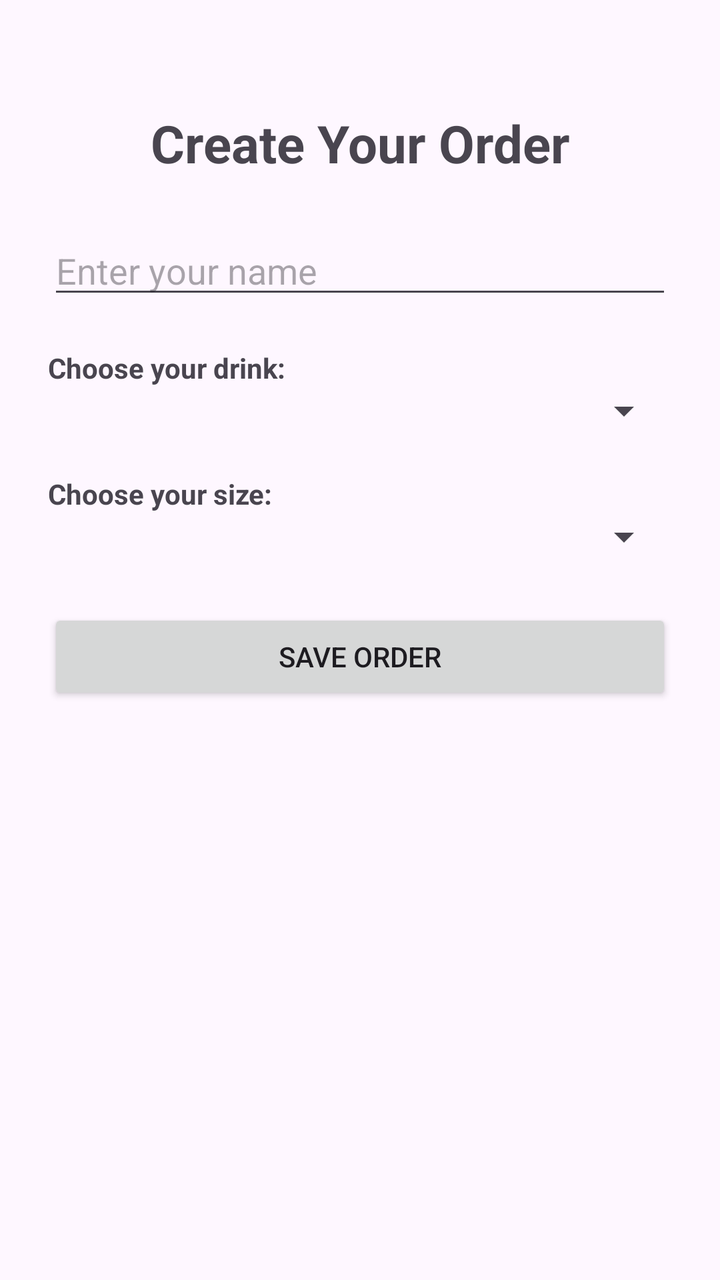
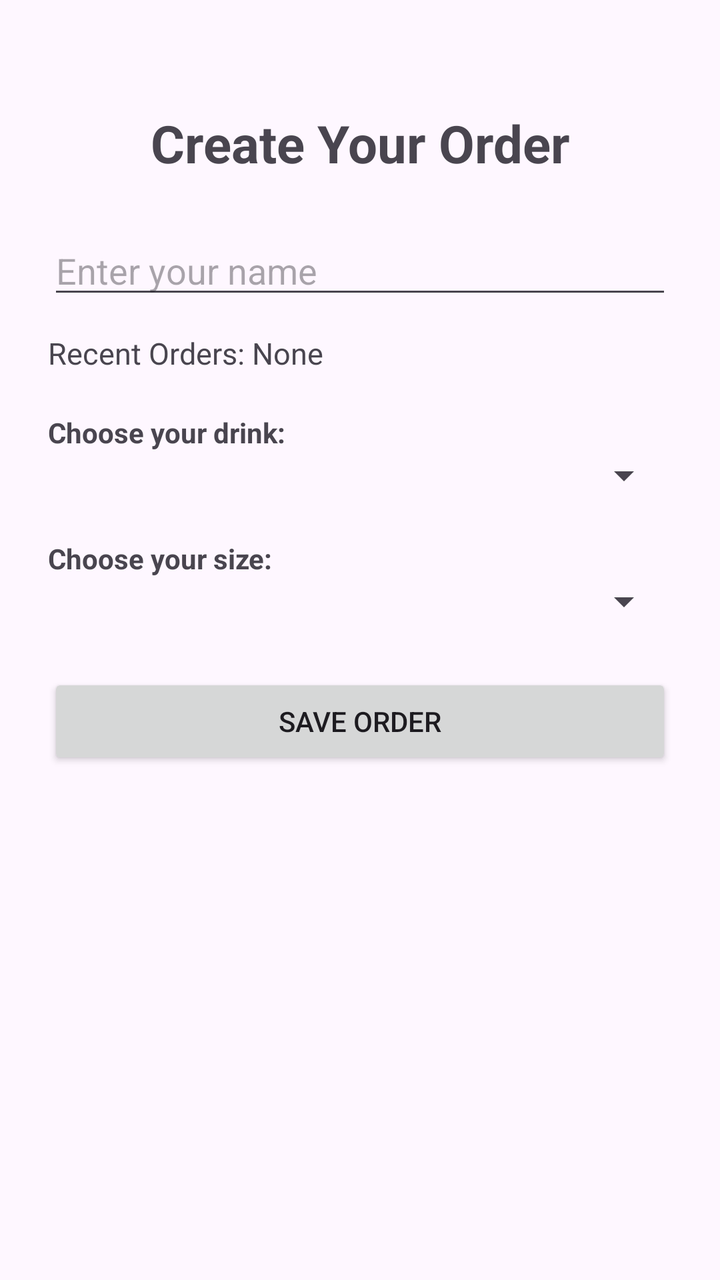

Screens rendered from an Android XML layout before and after an edit, with the pre-edit source and the edit as a unified diff.
<!-- AndroidManifest.xml: application theme Theme.AndroidApp2 -->
<!-- res/layout/activity_order.xml -->
<?xml version="1.0" encoding="utf-8"?>
<LinearLayout xmlns:android="http://schemas.android.com/apk/res/android"
    android:layout_width="match_parent"
    android:layout_height="match_parent"
    android:orientation="vertical"
    android:padding="24dp">

    
    <TextView
        android:layout_width="match_parent"
        android:layout_height="wrap_content"
        android:text="Create Your Order"
        android:textSize="26sp"
        android:textStyle="bold"
        android:gravity="center"
        android:layout_marginTop="30dp"
        android:layout_marginBottom="24dp" />

    
    <EditText
        android:id="@+id/nameInput"
        android:layout_width="match_parent"
        android:layout_height="wrap_content"
        android:hint="Enter your name"
        android:inputType="textPersonName"
        android:autofillHints="name"
        android:layout_marginBottom="20dp" />

    
    <TextView
        android:layout_width="wrap_content"
        android:layout_height="wrap_content"
        android:text="Choose your drink:"
        android:textStyle="bold" />

    
    <Spinner
        android:id="@+id/drinkSpinner"
        android:layout_width="match_parent"
        android:layout_height="wrap_content"
        android:layout_marginBottom="20dp" />

    
    <TextView
        android:layout_width="wrap_content"
        android:layout_height="wrap_content"
        android:text="Choose your size:"
        android:textStyle="bold" />

    
    <Spinner
        android:id="@+id/sizeSpinner"
        android:layout_width="match_parent"
        android:layout_height="wrap_content"
        android:layout_marginBottom="24dp" />

    
    <Button
        android:id="@+id/saveOrderButton"
        android:layout_width="match_parent"
        android:layout_height="wrap_content"
        android:text="Save Order" />

</LinearLayout>
<!-- resources referenced by this layout -->
<resources>
  <style name="Theme.AndroidApp2" parent="Base.Theme.AndroidApp2" />
  <style name="Base.Theme.AndroidApp2" parent="Theme.Material3.DayNight.NoActionBar">
          
          
      </style>
</resources>

<!-- the commit's change to res/layout/activity_order.xml (unified diff, before → after) -->
@@ -24,6 +24,15 @@
         android:hint="Enter your name"
         android:inputType="textPersonName"
         android:autofillHints="name"
+        android:layout_marginBottom="12dp" />
+
+    
+    <TextView
+        android:id="@+id/recentOrdersTextView"
+        android:layout_width="match_parent"
+        android:layout_height="wrap_content"
+        android:text="Recent Orders: None"
+        android:textSize="15sp"
         android:layout_marginBottom="20dp" />
 
     
